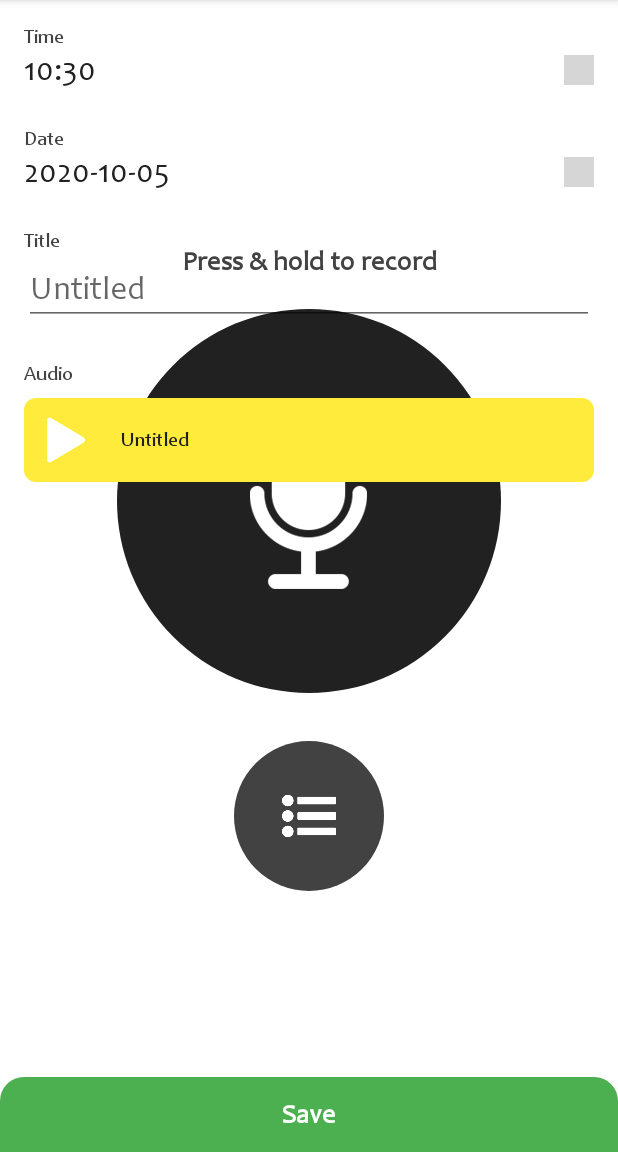
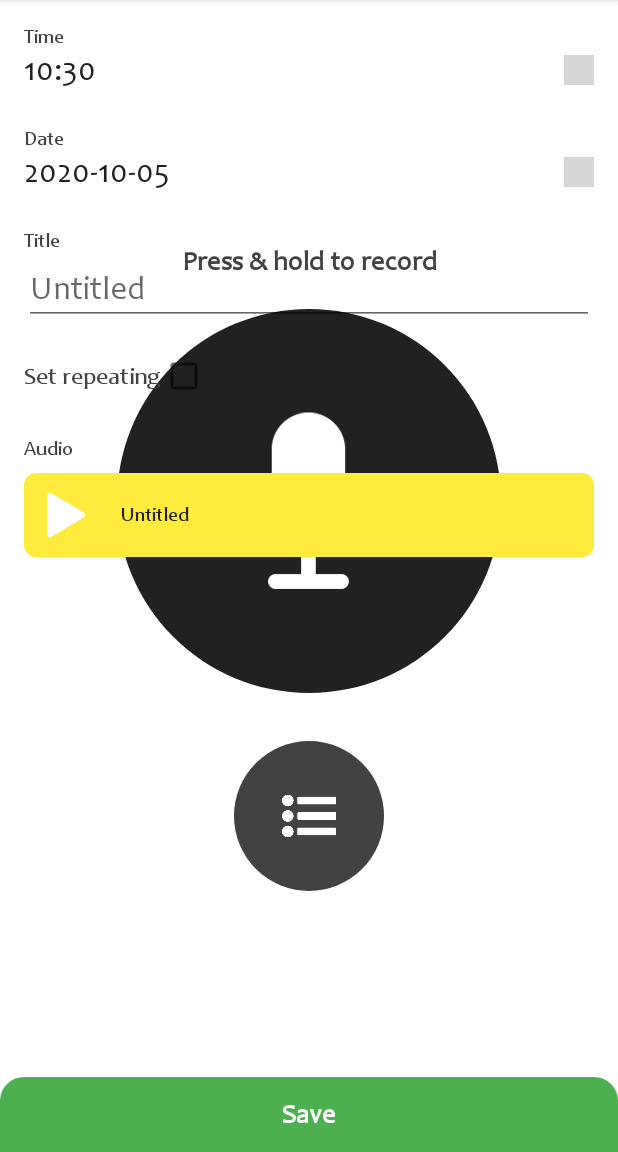
Before and after one commit to asadd00/Speaking-Reminder, an Android app: the fragment AddReminderDetailsFragment placed in its activity, on a phone screen of 412 x 824 dp, the part 84-1236 px from its top. Run offline under Robolectric (Android 15) with nearby library versions, the phone set to English and light mode, and no system bars; our stand-ins replace Room's generated code; libraries missing offline, so code that uses them is left out: com.github.javiersantos.appupdater; plain views replace RippleBackground; 2 statements that could not run were skipped; grey boxes are pictures that could not be loaded.

Commit message:
set repeating alarm added

```diff
--- a/app/src/main/java/com/primesol/speakingreminder/android/model/Reminder.kt
+++ b/app/src/main/java/com/primesol/speakingreminder/android/model/Reminder.kt
@@ -26,6 +26,12 @@ class Reminder: Serializable {
         val REMINDER = "reminder"
         @Ignore
         val REMINDER_ID = "reminderId"
+        @Ignore
+        val INTERVAL_DAILY = 1
+        @Ignore
+        val INTERVAL_WEEKLY = 2
+        @Ignore
+        val INTERVAL_MONTHLY = 3
     }
 
     enum class Status{
--- a/app/src/main/res/layout/fragment_add_reminder_details.xml
+++ b/app/src/main/res/layout/fragment_add_reminder_details.xml
@@ -76,15 +76,68 @@
         app:layout_constraintTop_toBottomOf="@+id/tvDate" />
 
     <TextView
+        android:id="@+id/textView"
+        android:layout_width="wrap_content"
+        android:layout_height="wrap_content"
+        android:layout_marginTop="24dp"
+        android:text="@string/set_repeating"
+        android:textColor="@color/colorPrimary"
+        android:textSize="16sp"
+        app:layout_constraintStart_toStartOf="@+id/textView2"
+        app:layout_constraintTop_toBottomOf="@+id/etTitle" />
+
+    <CheckBox
+        android:id="@+id/cbRepeat"
+        android:layout_width="wrap_content"
+        android:layout_height="wrap_content"
+        app:layout_constraintBottom_toBottomOf="@+id/textView"
+        app:layout_constraintStart_toEndOf="@+id/textView"
+        app:layout_constraintTop_toTopOf="@+id/textView" />
+
+    <RadioGroup
+        android:id="@+id/radioGroup"
+        android:layout_width="0dp"
+        android:layout_height="wrap_content"
+        android:visibility="gone"
+        android:layout_marginTop="8dp"
+        android:orientation="horizontal"
+        app:layout_constraintEnd_toEndOf="@+id/tvTime"
+        app:layout_constraintStart_toStartOf="@+id/tvTime"
+        app:layout_constraintTop_toBottomOf="@+id/cbRepeat">
+
+        <RadioButton
+            android:id="@+id/rbDaily"
+            android:layout_width="wrap_content"
+            android:layout_height="wrap_content"
+            android:checked="true"
+            android:text="Daily" />
+
+        <RadioButton
+            android:id="@+id/rbWeekly"
+            android:layout_width="wrap_content"
+            android:layout_height="wrap_content"
+            android:layout_marginStart="16dp"
+            android:text="Weekly" />
+
+        <RadioButton
+            android:id="@+id/rbMonthly"
+            android:layout_width="wrap_content"
+            android:layout_height="wrap_content"
+            android:layout_marginStart="16dp"
+            android:text="Monthly" />
+
+    </RadioGroup>
+
+    <TextView
         android:id="@+id/textView5"
         android:layout_width="wrap_content"
         android:layout_height="wrap_content"
-        android:layout_marginTop="24dp"
         android:text="@string/audio"
         android:textColor="@color/colorPrimary"
         android:textSize="13sp"
+        android:layout_marginTop="24dp"
         app:layout_constraintStart_toStartOf="@+id/textView2"
-        app:layout_constraintTop_toBottomOf="@+id/etTitle" />
+        app:layout_constraintTop_toBottomOf="@+id/radioGroup" />
 
     <LinearLayout
         android:id="@+id/linearLayout"
--- a/app/src/main/res/values/strings.xml
+++ b/app/src/main/res/values/strings.xml
@@ -26,4 +26,5 @@
     <string name="m_reminder_saved">Reminder saved successfully</string>
     <string name="confirmation">Confirmation</string>
     <string name="m_delete_confirm">Are you sure, you want to delete this reminder?</string>
+    <string name="set_repeating">Set repeating</string>
 </resources>
```
Also changed, not shown: app/src/main/java/com/primesol/speakingreminder/android/receiver/ReminderReceiver.kt (+35 -2 lines), app/src/main/java/com/primesol/speakingreminder/android/ui/fragment/AddReminderDetailsFragment.kt (+37 -0 lines), app/src/main/res/layout/view_week_days.xml (added, +126 -0 lines), app/src/main/res/values/styles.xml (+11 -0 lines).
